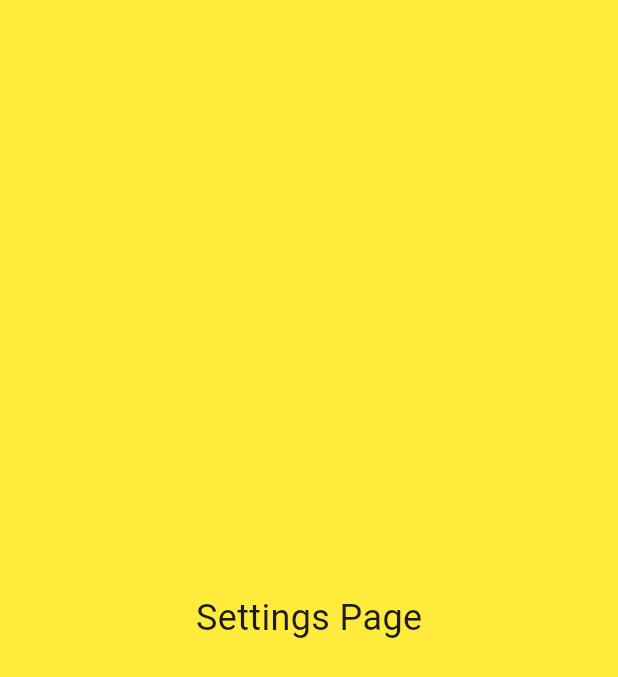
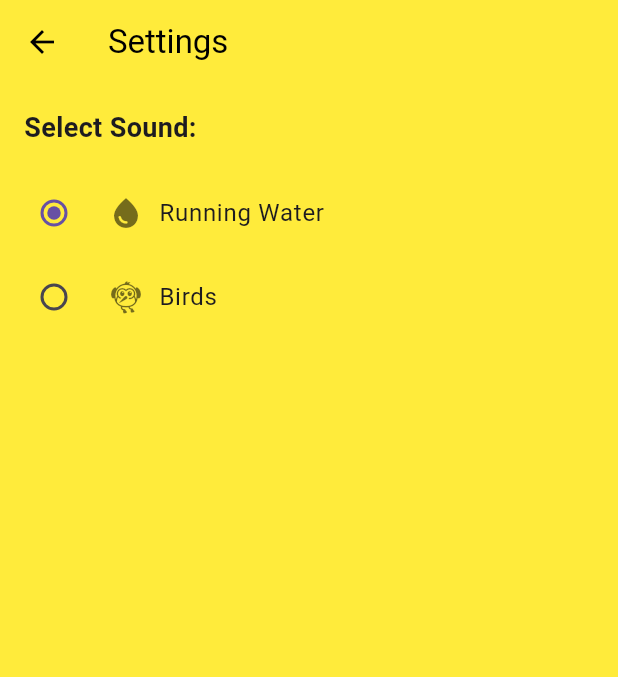
Before and after one commit to matthew-holman/lagom-lands-meditation-timer, a Flutter app: the SettingsPage screen opened directly, on a phone screen of 412 x 824 dp. Shown: the top 677 px of the screen. Run offline on Flutter 3.47's test engine with Material 3 defaults, Android fonts, the phone set to English and light mode, and no system bars; our stand-ins replace audioplayers.

Commit message:
move audio file configs to AudioOption class

```diff
--- /dev/null
+++ b/lib/constants/audio_files.dart
@@ -0,0 +1,27 @@
+import 'package:flutter/material.dart';
+
+class AudioOption {
+  final String name;
+  final String filePath;
+  final IconData icon;
+
+  const AudioOption({
+    required this.name,
+    required this.filePath,
+    required this.icon,
+  });
+}
+
+// List of available audio files
+const List<AudioOption> audioOptions = [
+  AudioOption(
+    name: "Running Water",
+    filePath: "sounds/running_water.mp3",
+    icon: Icons.water_drop,
+  ),
+  AudioOption(
+    name: "Birds",
+    filePath: "sounds/birds.mp3",
+    icon: Icons.flutter_dash,
+  ),
+];
--- a/lib/pages/settings_page.dart
+++ b/lib/pages/settings_page.dart
@@ -1,16 +1,43 @@
 import 'package:flutter/material.dart';
+import 'package:provider/provider.dart';
+import '../state.dart';
+import '../constants/audio_files.dart';
 
 class SettingsPage extends StatelessWidget {
   const SettingsPage({super.key});
 
   @override
   Widget build(BuildContext context) {
+    final appState = Provider.of<AppState>(context);
+
     return Scaffold(
-      body: const Center(
-        child: Text(
-          "Settings Page",
-          style: TextStyle(fontSize: 24),
-        ),
+      appBar: AppBar(title: const Text("Settings")),
+      body: Column(
+        crossAxisAlignment: CrossAxisAlignment.start,
+        children: [
+          const Padding(
+            padding: EdgeInsets.all(16.0),
+            child: Text("Select Sound:", style: TextStyle(fontSize: 18, fontWeight: FontWeight.bold)),
+          ),
+          ...audioOptions.map((option) {
+            return RadioListTile<String>(
+              title: Row(
+                children: [
+                  Icon(option.icon, color: Colors.black54),
+                  const SizedBox(width: 10),
+                  Text(option.name),
+                ],
+              ),
+              value: option.filePath,
+              groupValue: appState.selectedSound,
+              onChanged: (value) {
+                if (value != null) {
+                  appState.setSelectedSound(value);
+                }
+              },
+            );
+          }).toList(),
+        ],
       ),
     );
   }
--- a/lib/state.dart
+++ b/lib/state.dart
@@ -3,7 +3,12 @@ import 'package:flutter/material.dart';
 class AppState extends ChangeNotifier {
   int timerDuration = 25 * 60; // Default 25 min
   bool isRunning = false;
-  String selectedSound = "bell"; // Default sound
+  String selectedSound = "sounds/running_water.mp3"; // Default sound
+
+  void setSelectedSound(String sound) {
+    selectedSound = sound;
+    notifyListeners(); // Notify widgets to rebuild
+  }
 
   void setTimerDuration(int seconds) {
     timerDuration = seconds;
@@ -14,9 +19,4 @@ class AppState extends ChangeNotifier {
     isRunning = running;
     notifyListeners();
   }
-
-  void setSelectedSound(String sound) {
-    selectedSound = sound;
-    notifyListeners();
-  }
 }
```
Also changed, not shown: lib/pages/timer_page.dart (+14 -10 lines).
